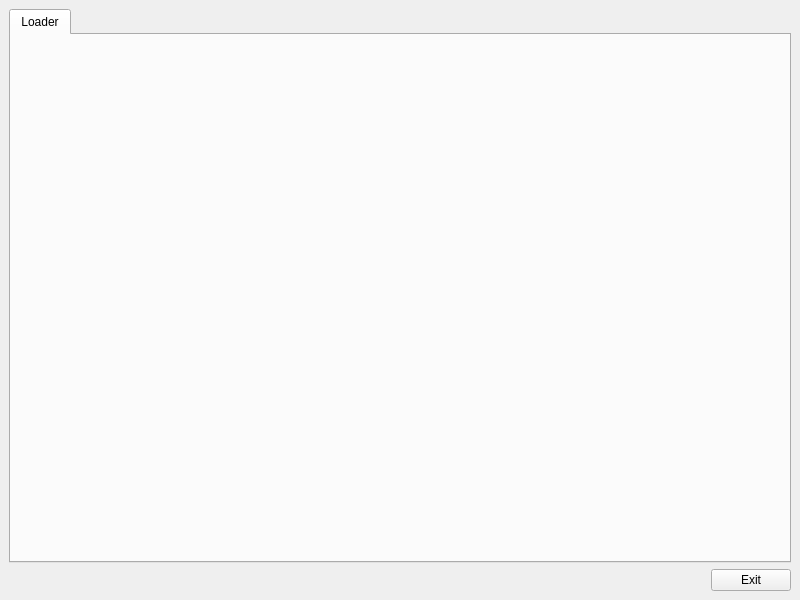
The window that src/ui/main.ui (simaoamorim/SerialProgramLoader) describes before a commit, drawn with Qt 5.
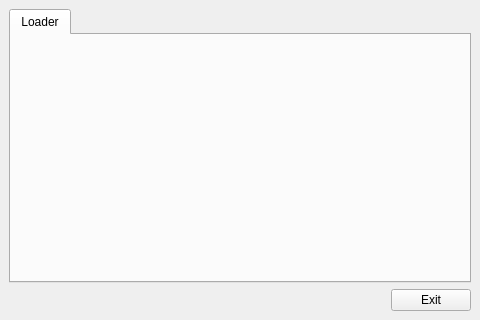
The same window after the commit.

Diff of the .ui file:
```diff
--- a/src/ui/main.ui
+++ b/src/ui/main.ui
@@ -6,8 +6,8 @@
    <rect>
     <x>0</x>
     <y>0</y>
-    <width>800</width>
-    <height>600</height>
+    <width>480</width>
+    <height>320</height>
    </rect>
   </property>
   <property name="windowTitle">
```
Left out of the diff: 1 changed line with no effect on the pictures.
